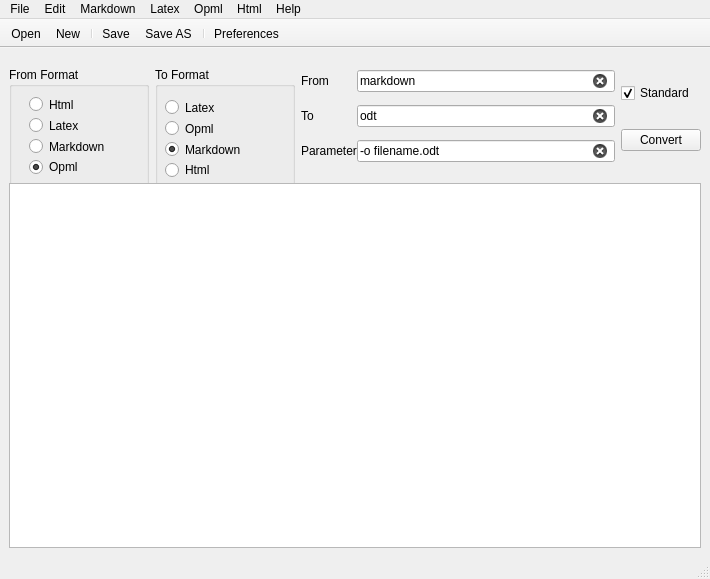
Before: the Qt Designer form source/gui/panconvert_gui.ui in apaeffgen/PanConvert, drawn with Qt 5.
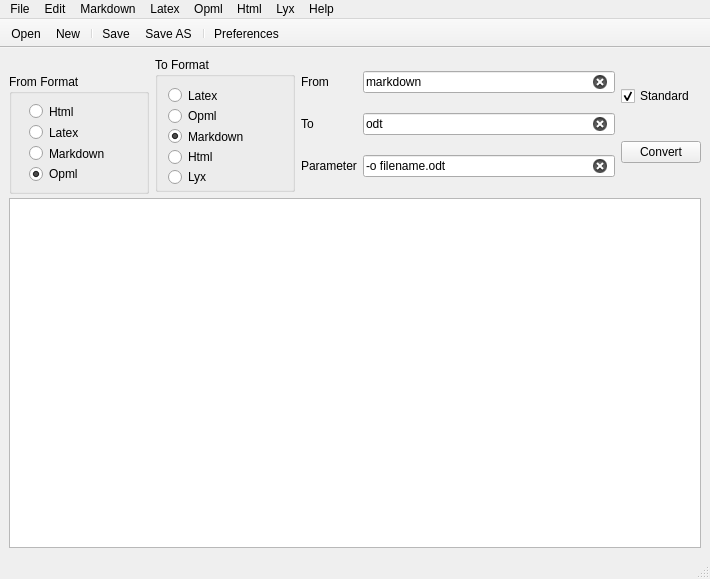
After: the same form once the commit is applied. Icons and pictures are not drawn.

```diff
--- a/source/gui/panconvert_gui.ui
+++ b/source/gui/panconvert_gui.ui
@@ -41,86 +41,7 @@
    <property name="mouseTracking">
     <bool>false</bool>
    </property>
-   <layout class="QGridLayout" name="gridLayout_3">
-    <item row="0" column="0">
-     <layout class="QGridLayout" name="gridLayout">
-      <property name="sizeConstraint">
-       <enum>QLayout::SetMaximumSize</enum>
-      </property>
-      <property name="horizontalSpacing">
-       <number>-1</number>
-      </property>
-      <property name="verticalSpacing">
-       <number>50</number>
-      </property>
-      <item row="0" column="1">
-       <widget class="QGroupBox" name="BoxToFormat">
-        <property name="minimumSize">
-         <size>
-          <width>140</width>
-          <height>120</height>
-         </size>
-        </property>
-        <property name="maximumSize">
-         <size>
-          <width>140</width>
-          <height>100</height>
-         </size>
-        </property>
-        <property name="title">
-         <string>To Format</string>
-        </property>
-        <widget class="QWidget" name="layoutWidget">
-         <property name="geometry">
-          <rect>
-           <x>10</x>
-           <y>33</y>
-           <width>106</width>
-           <height>77</height>
-          </rect>
-         </property>
-         <layout class="QVBoxLayout" name="verticalLayout">
-          <item>
-           <widget class="QRadioButton" name="ButtonToLatex">
-            <property name="text">
-             <string>Latex</string>
-            </property>
-           </widget>
-          </item>
-          <item>
-           <widget class="QRadioButton" name="ButtonToOpml">
-            <property name="text">
-             <string>Opml</string>
-            </property>
-           </widget>
-          </item>
-          <item>
-           <widget class="QRadioButton" name="ButtonToMarkdown">
-            <property name="text">
-             <string>Markdown</string>
-            </property>
-            <property name="checkable">
-             <bool>true</bool>
-            </property>
-            <property name="checked">
-             <bool>true</bool>
-            </property>
-           </widget>
-          </item>
-          <item>
-           <widget class="QRadioButton" name="ButtonToHtml">
-            <property name="text">
-             <string>Html</string>
-            </property>
-            <property name="checked">
-             <bool>false</bool>
-            </property>
-           </widget>
-          </item>
-         </layout>
-        </widget>
-       </widget>
-      </item>
+   <layout class="QGridLayout" name="gridLayout_4">
       <item row="0" column="0">
        <widget class="QGroupBox" name="BoxFromFormat">
         <property name="minimumSize">
@@ -143,26 +64,26 @@
           <rect>
            <x>20</x>
            <y>30</y>
-           <width>103</width>
+         <width>92</width>
            <height>77</height>
           </rect>
          </property>
-         <layout class="QVBoxLayout" name="verticalLayout_2">
-          <item>
+       <layout class="QGridLayout" name="gridLayout_3">
+        <item row="0" column="0">
            <widget class="QRadioButton" name="ButtonFromHtml">
             <property name="text">
              <string>Html</string>
             </property>
            </widget>
           </item>
-          <item>
+        <item row="1" column="0">
            <widget class="QRadioButton" name="ButtonFromLatex">
             <property name="text">
              <string>Latex</string>
             </property>
            </widget>
           </item>
-          <item>
+        <item row="2" column="0">
            <widget class="QRadioButton" name="ButtonFromMarkdown">
             <property name="text">
              <string>Markdown</string>
@@ -172,7 +93,7 @@
             </property>
            </widget>
           </item>
-          <item>
+        <item row="3" column="0">
            <widget class="QRadioButton" name="ButtonFromOpml">
             <property name="text">
              <string>Opml</string>
@@ -189,37 +110,82 @@
         </widget>
        </widget>
       </item>
-      <item row="0" column="4">
-       <layout class="QVBoxLayout" name="verticalLayout_3">
-        <item>
-         <widget class="QCheckBox" name="StandardConversion">
-          <property name="text">
-           <string>Standard</string>
-          </property>
-          <property name="checked">
-           <bool>true</bool>
-          </property>
-          <property name="autoRepeat">
-           <bool>false</bool>
-          </property>
-         </widget>
-        </item>
-        <item>
-         <widget class="QPushButton" name="ButtonConvert">
+    <item row="0" column="1">
+     <widget class="QGroupBox" name="BoxToFormat">
+      <property name="minimumSize">
+       <size>
+        <width>140</width>
+        <height>135</height>
+       </size>
+      </property>
           <property name="maximumSize">
            <size>
-            <width>100</width>
-            <height>16777215</height>
-           </size>
-          </property>
+        <width>140</width>
+        <height>135</height>
+       </size>
+      </property>
+      <property name="title">
+       <string>To Format</string>
+      </property>
+      <widget class="QWidget" name="layoutWidget">
+       <property name="geometry">
+        <rect>
+         <x>13</x>
+         <y>31</y>
+         <width>92</width>
+         <height>96</height>
+        </rect>
+       </property>
+       <layout class="QGridLayout" name="gridLayout">
+        <item row="0" column="0">
+         <widget class="QRadioButton" name="ButtonToLatex">
           <property name="text">
-           <string>Convert</string>
+           <string>Latex</string>
+          </property>
+         </widget>
+        </item>
+        <item row="1" column="0">
+         <widget class="QRadioButton" name="ButtonToOpml">
+          <property name="text">
+           <string>Opml</string>
+          </property>
+         </widget>
+        </item>
+        <item row="2" column="0">
+         <widget class="QRadioButton" name="ButtonToMarkdown">
+          <property name="text">
+           <string>Markdown</string>
+          </property>
+          <property name="checkable">
+           <bool>true</bool>
+          </property>
+          <property name="checked">
+           <bool>true</bool>
+          </property>
+         </widget>
+        </item>
+        <item row="3" column="0">
+         <widget class="QRadioButton" name="ButtonToHtml">
+          <property name="text">
+           <string>Html</string>
+          </property>
+          <property name="checked">
+           <bool>false</bool>
+          </property>
+         </widget>
+        </item>
+        <item row="4" column="0">
+         <widget class="QRadioButton" name="ButtonToLyx">
+          <property name="text">
+           <string>Lyx</string>
           </property>
          </widget>
         </item>
        </layout>
-      </item>
-      <item row="0" column="3">
+      </widget>
+     </widget>
+    </item>
+    <item row="0" column="2">
        <layout class="QGridLayout" name="gridLayout_2">
         <item row="0" column="0">
          <widget class="QLabel" name="labelFromBox">
@@ -277,9 +243,37 @@
         </item>
        </layout>
       </item>
+    <item row="0" column="3">
+     <layout class="QVBoxLayout" name="verticalLayout_3">
+      <item>
+       <widget class="QCheckBox" name="StandardConversion">
+        <property name="text">
+         <string>Standard</string>
+        </property>
+        <property name="checked">
+         <bool>true</bool>
+        </property>
+        <property name="autoRepeat">
+         <bool>false</bool>
+        </property>
+       </widget>
+      </item>
+      <item>
+       <widget class="QPushButton" name="ButtonConvert">
+        <property name="maximumSize">
+         <size>
+          <width>100</width>
+          <height>16777215</height>
+         </size>
+        </property>
+        <property name="text">
+         <string>Convert</string>
+        </property>
+       </widget>
+      </item>
      </layout>
     </item>
-    <item row="1" column="0">
+    <item row="1" column="0" colspan="4">
      <widget class="QPlainTextEdit" name="editor_window"/>
     </item>
    </layout>
@@ -354,12 +348,19 @@
     </property>
     <addaction name="actionPreferences"/>
    </widget>
+   <widget class="QMenu" name="menuLyx">
+    <property name="title">
+     <string>Lyx</string>
+    </property>
+    <addaction name="actionMarkdown2Lyx"/>
+   </widget>
    <addaction name="menuFile"/>
    <addaction name="menuEdit_2"/>
    <addaction name="menuMarkdown"/>
    <addaction name="menuLatex"/>
    <addaction name="menuOpml"/>
    <addaction name="menuHtml"/>
+   <addaction name="menuLyx"/>
    <addaction name="menuExtras"/>
   </widget>
   <widget class="QStatusBar" name="statusbar"/>
```
Left out of the diff: 5 changed lines with no effect on the pictures. Lines whose indentation alone changed are shown as unchanged.
